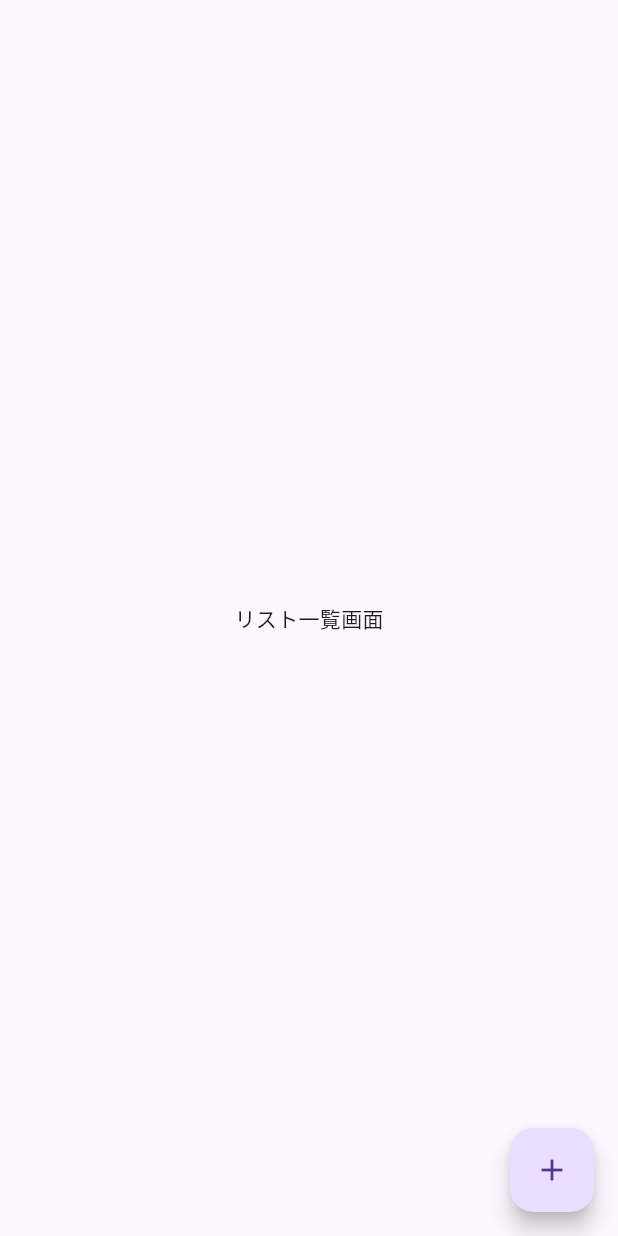
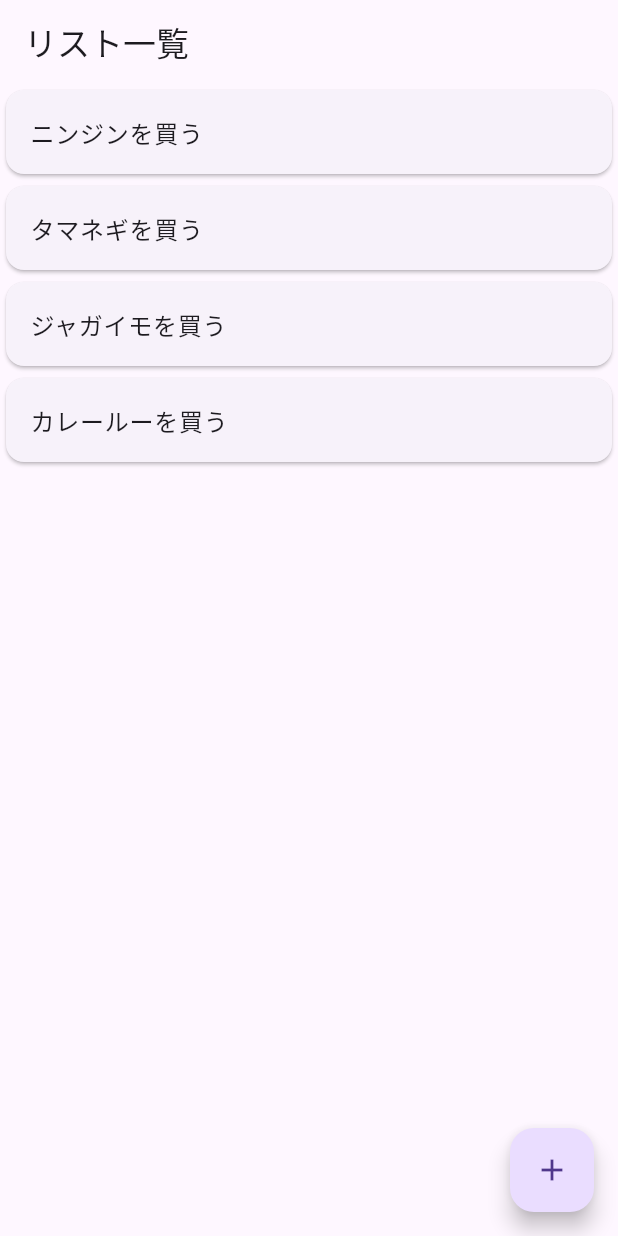
Before and after one commit to HMasataka/ftodo, a Flutter app: the screen it shows after launch, on a phone screen of 412 x 824 dp. Run offline on Flutter 3.47's test engine with Material 3 defaults, Android fonts, the phone set to English and light mode, and no system bars.

Commit message:
Feat todo list page

```diff
--- a/lib/main.dart
+++ b/lib/main.dart
@@ -29,8 +29,34 @@ class TodoListPage extends StatelessWidget {
   @override
   Widget build(BuildContext context) {
     return Scaffold(
-      body: const Center(
-        child: Text('リスト一覧画面'),
+      appBar: AppBar(
+        title: const Text('リスト一覧'),
+      ),
+      body: ListView(
+        children: const <Widget>[
+          // *** 追加する部分 ***
+          // CardとListTileを使い、簡単に整ったUIを作成
+          Card(
+            child: ListTile(
+              title: Text('ニンジンを買う'),
+            ),
+          ),
+          Card(
+            child: ListTile(
+              title: Text('タマネギを買う'),
+            ),
+          ),
+          Card(
+            child: ListTile(
+              title: Text('ジャガイモを買う'),
+            ),
+          ),
+          Card(
+            child: ListTile(
+              title: Text('カレールーを買う'),
+            ),
+          ),
+        ],
       ),
       floatingActionButton: FloatingActionButton(
         onPressed: () {
```
